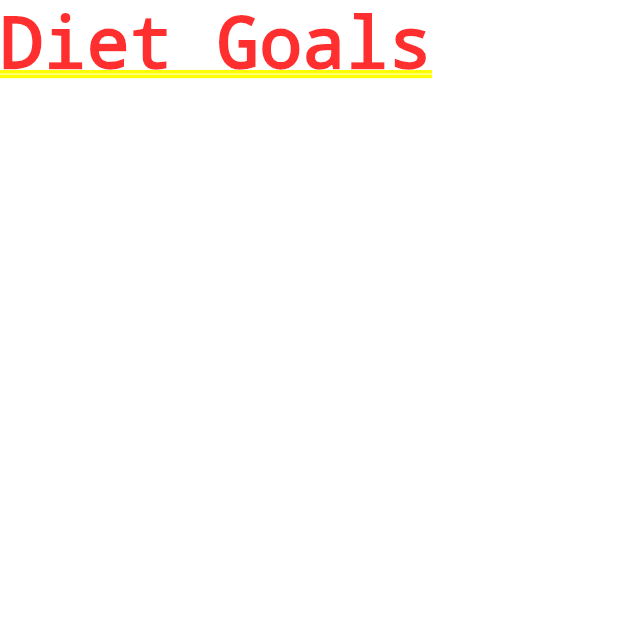
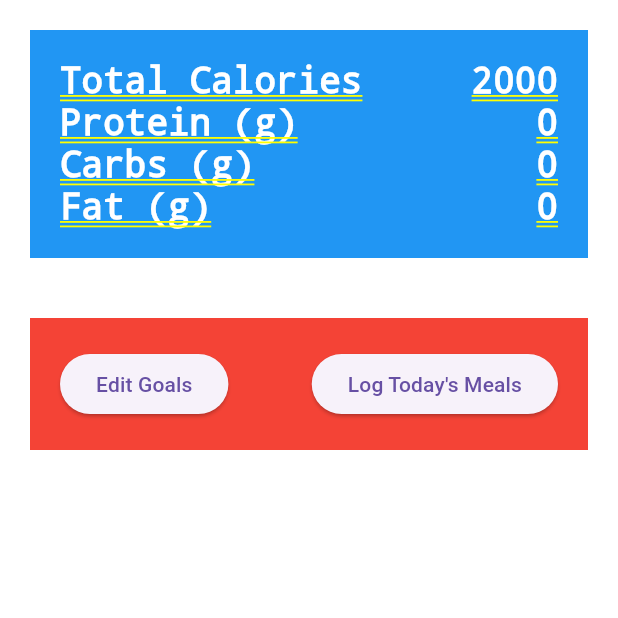
Before and after one commit to StarchyPepper29/Fitness-Quest, a Flutter app: the screen it shows after launch, after a tap on "Goals", on a phone screen of 412 x 824 dp, the top half of it. Run offline on Flutter 3.47's test engine with Material 3 defaults, Android fonts, the phone set to English and light mode, and no system bars; our stand-ins replace cloud_firestore, firebase_core; accounts and stored records are empty.

Commit message:
Created Goals Screen

```diff
--- /dev/null
+++ b/lib/components/dietlogger/dietlogwidget.dart
@@ -0,0 +1,16 @@
+import 'package:flutter/material.dart';
+import '../../services/fsda.dart';
+
+class DietLogger extends StatefulWidget {
+  const DietLogger({super.key});
+
+  @override
+  State<DietLogger> createState() => _DietLoggerState();
+}
+
+class _DietLoggerState extends State<DietLogger> {
+  @override
+  Widget build(BuildContext context) {
+    return Column();
+  }
+}
--- a/lib/components/goals/dietgoals.dart
+++ b/lib/components/goals/dietgoals.dart
@@ -1,17 +1,131 @@
 import 'package:flutter/material.dart';
+import '../dietlogger/dietlogwidget.dart';
 
 class Diet extends StatefulWidget {
-  const Diet({super.key});
+  const Diet({Key? key}) : super(key: key); // Fix the constructor
 
   @override
   State<Diet> createState() => _DietState();
 }
 
 class _DietState extends State<Diet> {
+  static const totalCalories = 2000;
+
   @override
   Widget build(BuildContext context) {
-    return (Container(
-      child: Text('Diet Goals'),
-    ));
+    return SingleChildScrollView(
+      child: Column(
+        children: [
+          Container(
+            padding: const EdgeInsets.all(20),
+            margin: const EdgeInsets.all(20),
+            color: Colors.blue,
+            child: Column(
+              children: [
+                Row(
+                  mainAxisAlignment: MainAxisAlignment.spaceBetween,
+                  children: [
+                    const Text(
+                      'Total Calories',
+                      style: TextStyle(
+                        color: Colors.white,
+                        fontSize: 24,
+                      ),
+                    ),
+                    Text(totalCalories.toString(),
+                        style:
+                            const TextStyle(color: Colors.white, fontSize: 24)),
+                  ],
+                ),
+                const Row(
+                  mainAxisAlignment: MainAxisAlignment.spaceBetween,
+                  children: [
+                    Text(
+                      'Protein (g)',
+                      style: TextStyle(
+                        color: Colors.white,
+                        fontSize: 24,
+                      ),
+                    ),
+                    Text(
+                      '0',
+                      style: TextStyle(
+                        color: Colors.white,
+                        fontSize: 24,
+                      ),
+                    ),
+                  ],
+                ),
+                const Row(
+                  mainAxisAlignment: MainAxisAlignment.spaceBetween,
+                  children: [
+                    Text(
+                      'Carbs (g)',
+                      style: TextStyle(
+                        color: Colors.white,
+                        fontSize: 24,
+                      ),
+                    ),
+                    Text(
+                      '0',
+                      style: TextStyle(
+                        color: Colors.white,
+                        fontSize: 24,
+                      ),
+                    ),
+                  ],
+                ),
+                const Row(
+                  mainAxisAlignment: MainAxisAlignment.spaceBetween,
+                  children: [
+                    Text(
+                      'Fat (g)',
+                      style: TextStyle(
+                        color: Colors.white,
+                        fontSize: 24,
+                      ),
+                    ),
+                    Text(
+                      '0',
+                      style: TextStyle(
+                        color: Colors.white,
+                        fontSize: 24,
+                      ),
+                    ),
+                  ],
+                ),
+              ],
+            ),
+          ),
+          Container(
+              padding: const EdgeInsets.all(20),
+              margin: const EdgeInsets.all(20),
+              color: Colors.red,
+              child: Row(
+                mainAxisAlignment: MainAxisAlignment.spaceBetween,
+                children: [
+                  ElevatedButton(
+                    onPressed: () {
+                      // Add onPressed functionality
+                    },
+                    child: Text('Edit Goals'),
+                  ),
+                  ElevatedButton(
+                    onPressed: () {
+                      showDialog(
+                        context: context,
+                        builder: (BuildContext context) {
+                          // Remove the extra argument
+                          return DietLogger();
+                        },
+                      );
+                    },
+                    child: Text('Log Today\'s Meals'),
+                  ),
+                ],
+              ))
+        ],
+      ),
+    );
   }
 }
--- /dev/null
+++ b/lib/services/fsda.dart
@@ -0,0 +1,18 @@
+import 'package:http/http.dart' as http;
+import 'dart:convert';
+
+class FSDA {
+  static const String baseUrl =
+      'https://api.nal.usda.gov/fdc/v1/foods/search?api_key=DEMO_KEY&query=Cheddar%20Cheese';
+  Future<Map<String, dynamic>> fetchData() async {
+    final response = await http.get(Uri.parse('$baseUrl/data'));
+
+    if (response.statusCode == 200) {
+      // If the call to the server was successful, parse the JSON
+      return json.decode(response.body);
+    } else {
+      // If that call was not successful, throw an error
+      throw Exception('Failed to load data');
+    }
+  }
+}
```
